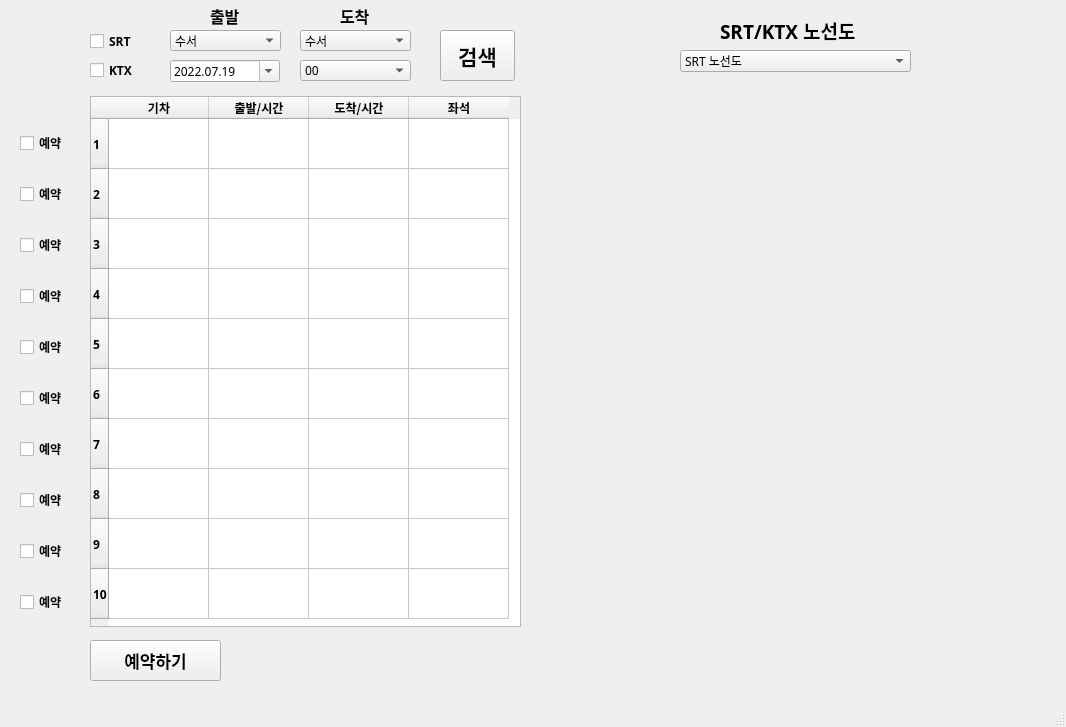
Old version of the form gui.ui in the repository hyunwns78/ticketing_macro_HJ.
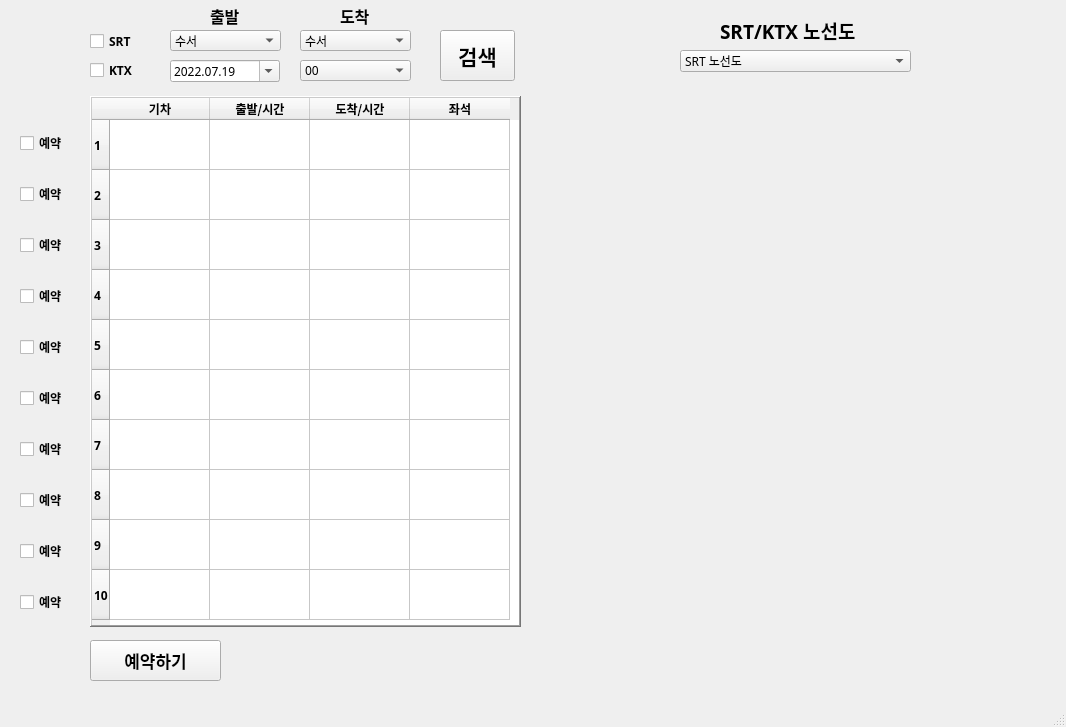
New version of the form. Icons and pictures are not drawn.

What changed in the file:
```diff
--- a/gui.ui
+++ b/gui.ui
@@ -356,6 +356,15 @@
     <property name="layoutDirection">
      <enum>Qt::LeftToRight</enum>
     </property>
+    <property name="frameShape">
+     <enum>QFrame::WinPanel</enum>
+    </property>
+    <property name="frameShadow">
+     <enum>QFrame::Raised</enum>
+    </property>
+    <property name="editTriggers">
+     <set>QAbstractItemView::NoEditTriggers</set>
+    </property>
     <property name="rowCount">
      <number>10</number>
     </property>
```
